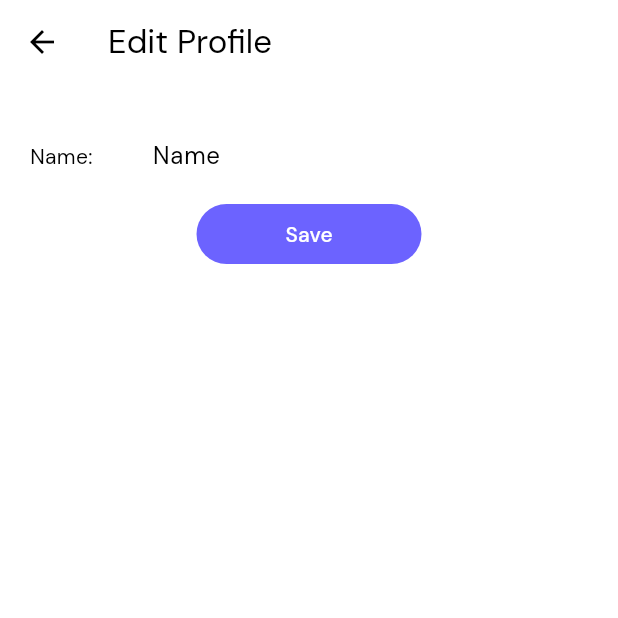
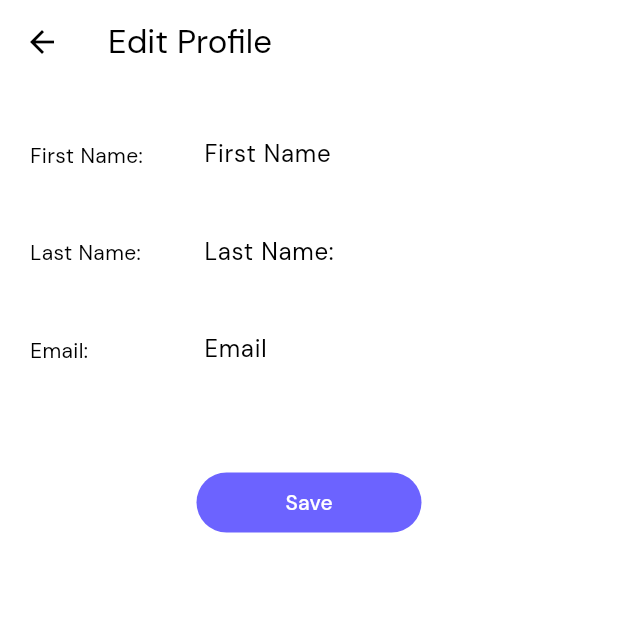
Before and after one commit to OpinionLK/opinion_lk, a Flutter app: the EditProfile screen opened directly, on a phone screen of 412 x 824 dp, the top half of it. Run offline on Flutter 3.47's test engine with Material 2 defaults, Android fonts, the phone set to English and light mode, and no system bars; our stand-ins replace flutter_svg, fluttertoast, gap, shared_preferences; accounts and stored records are empty.

Commit message:
Profile editing Frontend - basic
also added new flutter component: gap (works better than sized box)

```diff
--- a/lib/routes/edit_profile.dart
+++ b/lib/routes/edit_profile.dart
@@ -1,11 +1,47 @@
-import 'package:http/http.dart' as http; // create class survey_form_page
-import 'dart:convert';
+// import 'package:http/http.dart' as http; // create class survey_form_page
+// import 'dart:convert';
 import 'package:flutter/material.dart';
-import 'package:opinion_lk/models/survey.dart';
-import 'package:opinion_lk/services/survey_services.dart';
+// import 'package:opinion_lk/models/survey.dart';
+import 'package:opinion_lk/models/user.dart';
+import 'package:opinion_lk/providers/user_provider.dart';
+// import 'package:opinion_lk/services/survey_services.dart';
 import 'package:opinion_lk/styles.dart';
+import 'package:provider/provider.dart';
+import 'package:gap/gap.dart';
 // import 'package:opinion_lk/styles.dart';
-import 'package:shared_preferences/shared_preferences.dart';
+// import 'package:shared_preferences/shared_preferences.dart';
+
+class CustomTextField extends StatelessWidget {
+  final TextEditingController controller;
+  final String hintText;
+
+  CustomTextField({required this.controller, required this.hintText});
+
+  @override
+  Widget build(BuildContext context) {
+    return Container(
+      width: 250.0,
+      height:55,
+      alignment: Alignment.center,
+      child: TextField(
+        cursorColor: AppColors.primaryColor,
+        controller: controller,
+        decoration: InputDecoration(
+          border: OutlineInputBorder(
+            borderSide: BorderSide(color: AppColors.primaryColor, width: 1.0),
+            borderRadius: BorderRadius.circular(10.0),
+          ),
+          focusedBorder: OutlineInputBorder(
+            borderSide: BorderSide(color: AppColors.primaryColor, width: 1.5),
+            borderRadius: BorderRadius.circular(10.0),
+          ),
+          hintText: hintText,
+        ),
+      ),
+    );
+  }
+}
+
 
 class EditProfile extends StatefulWidget {
   @override
@@ -13,49 +49,89 @@ class EditProfile extends StatefulWidget {
 }
 
 class _EditProfilePageState extends State<EditProfile> {
+  User? user;
+
+  @override
+  void initState() {
+    super.initState();
+    user = Provider.of<UserProvider>(context, listen: false).user;
+  }
+
   @override
   Widget build(BuildContext context) {
     return Scaffold(
         appBar: AppBar(
           title: const Text('Edit Profile'),
         ),
-      body:
-        SingleChildScrollView(
+        body: SingleChildScrollView(
           child: Column(
             mainAxisAlignment: MainAxisAlignment.start,
             children: [
-              //Details and input boxes to change them
-              const SizedBox(height: 20),
+              Gap(20),
               Row(
                 mainAxisAlignment: MainAxisAlignment.start,
                 children: [
-                  const SizedBox(width: 20),
-                  const Text('Name: '),
-                  const SizedBox(width: 20),
+                  const Gap(20),
                   Container(
-                    width: 150.0,
-                    child: TextField(
-                      decoration: InputDecoration(
-                        border: OutlineInputBorder(),
-                        hintText: 'Name',
+                    width:90,
+                    child: const Text('First Name:',)
                   ),
-                    ),
+                  const Gap(10),
+                  CustomTextField(
+                    controller: TextEditingController(text: user?.firstname),
+                    hintText: 'First Name',
                   ),
                 ],
               ),
+              Gap(10),
+              Row(
+                mainAxisAlignment: MainAxisAlignment.start,
+                children: [
+                  const Gap(20),
+                  Container(
+                    width:90,
+                    child: const Text('Last Name:',)
+                  ),
+                  const Gap(10),
+                  CustomTextField(
+                    controller: TextEditingController(text: user?.lastname),
+                    hintText: 'Last Name:',
+                  ),
+                ],
+              ),
+              Gap(10),
+              Row(
+                mainAxisAlignment: MainAxisAlignment.start,
+                children: [
+                  const Gap(20),
+                  Container(
+                    width:90,
+                    child: const Text('Email:',)
+                  ),
+                  const Gap(10),
+                  CustomTextField(
+                    controller: TextEditingController(text: user?.email),
+                    hintText: 'Email',
+                  ),
+                ],
+              ),
+              Gap(50),
+
+              //Button//
               Container(
                 width: 150.0,
                 child: FilledButton(
                     style: ElevatedButton.styleFrom(
-                          primary: AppColors.primaryColor, // This is your background color
+                      primary: AppColors
+                          .primaryColor, // This is your background color
                     ),
-                  onPressed: () { null; },
-                  child: const Text("Save")
-                ),
+                    onPressed: () {
+                      null;
+                    },
+                    child: const Text("Save")),
               ),
             ],
           ),
-        )
-    );
+        ));
   }
 }
--- a/pubspec.yaml
+++ b/pubspec.yaml
@@ -40,6 +40,7 @@ dependencies:
   # Use with the CupertinoIcons class for iOS style icons.
   cupertino_icons: ^1.0.2
   shared_preferences: ^2.2.1
+  gap: ^3.0.1
 
 dev_dependencies:
   flutter_test:
```
Also changed, not shown: pubspec.lock. Lines whose indentation alone changed are shown as unchanged.
